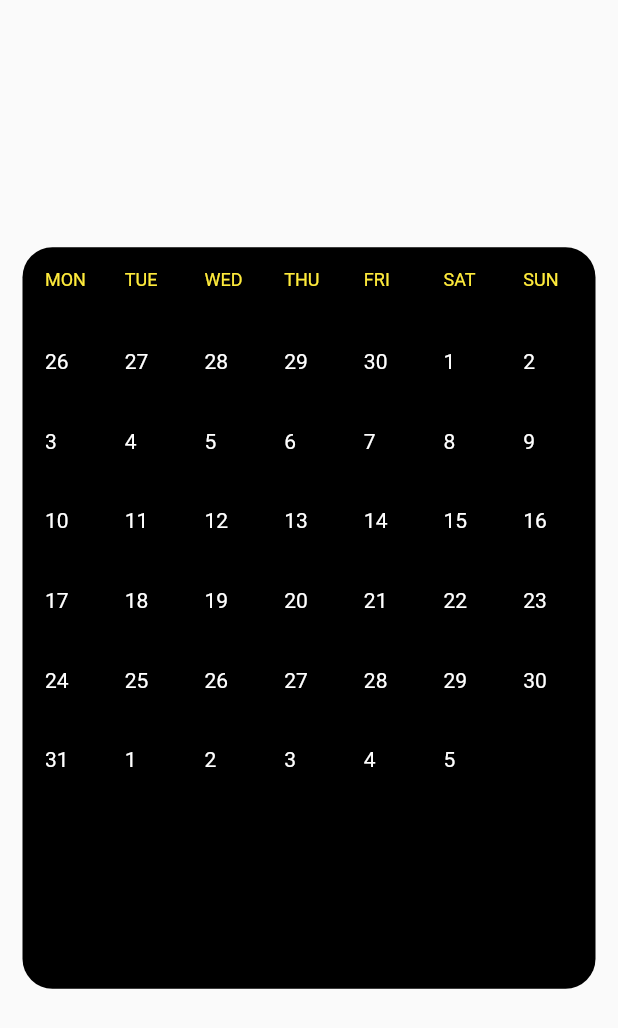
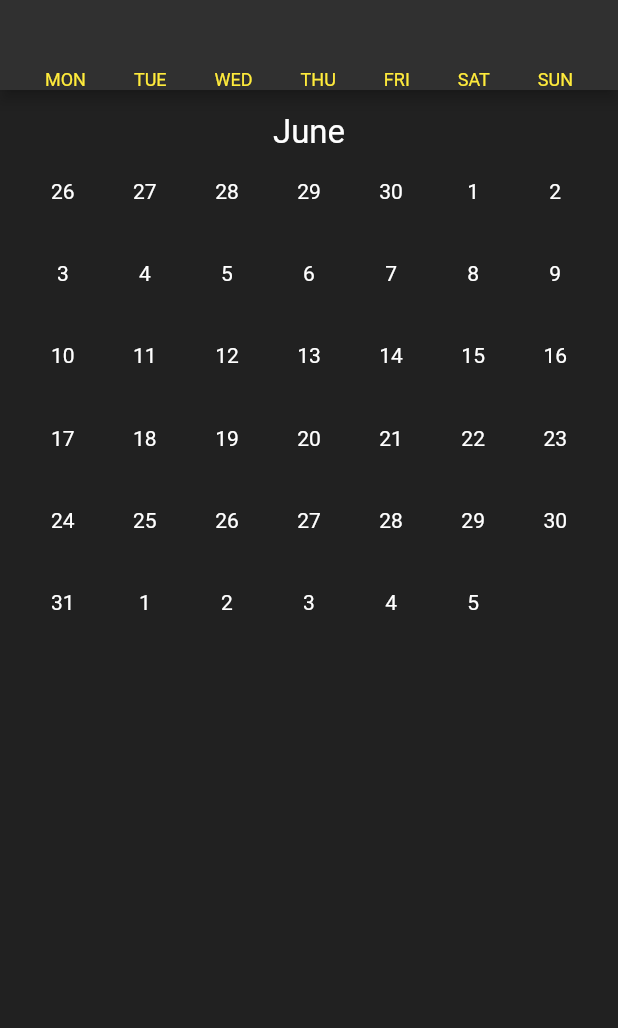
Before and after one commit to neNerower/lenses_calendar, a Flutter app: the screen it shows after launch, on a phone screen of 412 x 824 dp. Shown: the top 1028 px of the screen. Run offline on Flutter 3.47's test engine with Material 2 defaults, Android fonts, the phone set to English and light mode, and no system bars.

Commit message:
one month calendar created

```diff
--- a/lib/components/calendar_body.dart
+++ b/lib/components/calendar_body.dart
@@ -1,71 +1,31 @@
 import 'package:flutter/material.dart';
-import 'package:lenses_calendar/model/calendar_model.dart';
 import 'package:lenses_calendar/model/date_handler.dart';
 
-import 'week_day_title.dart';
 
-class CalendarBody extends StatefulWidget {
-  CalendarBody({Key key}) : super(key: key);
+class CalendarBody extends StatelessWidget {
+  final List<DateHandler> monthCalendar;
 
-  @override
-  _CalendarBodyState createState() => _CalendarBodyState();
-}
-
-class _CalendarBodyState extends State<CalendarBody> {
-  DateTime _focusedDate;
-  List<DateHandler> _monthCalendar = [];
-
-  final List<String> _monthNames = [
-    'January',
-    'February',
-    'March',
-    'April',
-    'May',
-    'June',
-    'July',
-    'August',
-    'September',
-    'October',
-    'November',
-    'Desember',
-  ];
-
-  @override
-  void initState() {
-    super.initState();
-    _focusedDate = DateTime.now();
-
-    // Todo: Find some info
-    WidgetsBinding.instance.addPostFrameCallback((timeStamp) {
-      setState(() => _getCalendar());
-    });
-  }
-
-  // Get calendar for current month
-  void _getCalendar() {
-    _monthCalendar = CalendarModel().getMonthCalendar(
-      year: _focusedDate.year,
-      month: _focusedDate.month,
-    );
-  }
+  const CalendarBody({
+    Key key,
+    this.monthCalendar,
+  }) : super(key: key);
 
   @override
   Widget build(BuildContext context) {
     return GridView.builder(
-      itemCount: _monthCalendar.length + 7,
+      itemCount: monthCalendar.length,
       gridDelegate: SliverGridDelegateWithFixedCrossAxisCount(
-        mainAxisSpacing: 20,
+        mainAxisSpacing: 1,
         crossAxisCount: 7,
-        crossAxisSpacing: 20,
+        crossAxisSpacing: 1,
       ),
       itemBuilder: (context, index) {
-        if (index < 7) return WeekDayTitle(weekDayIndex: index);
         //if (_monthCalendar[index - 7].date = _selectedDate)
         //  return Selector(_monthCalendar[index - 7]);
-        return InkWell(
-          child: Text(
-            '${_monthCalendar[index - 7].date.day}',
-            style: TextStyle(color: Colors.white)
+        return Center(
+          child: InkWell(
+            child: Text('${monthCalendar[index].date.day}',
+                style: TextStyle(color: Colors.white)),
           ),
         );
       },
--- a/lib/components/calendar_view.dart
+++ b/lib/components/calendar_view.dart
@@ -1,18 +1,75 @@
 import 'package:flutter/material.dart';
+import 'package:lenses_calendar/model/calendar_model.dart';
+import 'package:lenses_calendar/model/date_handler.dart';
 
 import 'calendar_body.dart';
 
+class CalendarView extends StatefulWidget {
+  CalendarView({Key key}) : super(key: key);
 
-class CalendarView extends StatelessWidget {
-  const CalendarView({Key key}) : super(key: key);
+  @override
+  _CalendarViewState createState() => _CalendarViewState();
+}
+
+class _CalendarViewState extends State<CalendarView> {
+  DateTime _focusedDate;
+  List<DateHandler> _monthCalendar = [];
+
+  final List<String> _monthNames = [
+    'January',
+    'February',
+    'March',
+    'April',
+    'May',
+    'June',
+    'July',
+    'August',
+    'September',
+    'October',
+    'November',
+    'Desember',
+  ];
+
+  @override
+  void initState() {
+    super.initState();
+    _focusedDate = DateTime.now();
+
+    // Todo: Find some info
+    WidgetsBinding.instance.addPostFrameCallback((timeStamp) {
+      setState(() => _getCalendar());
+    });
+  }
+
+  // Get calendar for current month
+  void _getCalendar() {
+    _monthCalendar = CalendarModel().getMonthCalendar(
+      year: _focusedDate.year,
+      month: _focusedDate.month,
+    );
+  }
 
   @override
   Widget build(BuildContext context) {
+    //return ListView.builder(itemBuilder: (context, index) {});
+
     return Column(
       children: <Widget>[
+        Center(
+          child: Text(
+            _monthNames[_focusedDate.month],
+            style: TextStyle(
+              fontSize: 22,
+              color: Colors.white,
+            ),
+          ),
+        ),
         Flexible(
-          child: CalendarBody(),
+          child: CalendarBody(monthCalendar: _monthCalendar),
         ),
+        // Flexible(
+        //   child: CalendarBody(monthCalendar: _monthCalendar),
+        // ),
       ],
     );
   }
--- a/lib/components/week_day_title.dart
+++ b/lib/components/week_day_title.dart
@@ -1,12 +1,7 @@
 import 'package:flutter/material.dart';
 
 class WeekDayTitle extends StatelessWidget {
-  final int weekDayIndex;
-
-  const WeekDayTitle({
-    Key key,
-    this.weekDayIndex,
-  }) : super(key: key);
+  const WeekDayTitle({Key key}) : super(key: key);
 
   @override
   Widget build(BuildContext context) {
@@ -20,11 +15,22 @@ class WeekDayTitle extends StatelessWidget {
       'SUN',
     ];
 
-    return Text(
-      weekDays[weekDayIndex],
-      style: TextStyle(
-        color: Colors.yellow,
-        fontSize: 12,
+    List<Widget> titles = [];
+
+    for (int i = 0; i < weekDays.length; i++) {
+      titles.add(Text(weekDays[i],
+          style: TextStyle(
+            color: Colors.yellow,
+            fontSize: 12,
+          )));
+    }
+
+    return Container(
+      margin: EdgeInsets.symmetric(horizontal: 15),
+      padding: EdgeInsets.symmetric(horizontal: 15),
+      child: Row(
+        mainAxisAlignment: MainAxisAlignment.spaceBetween,
+        children: titles,
       ),
     );
   }
--- a/lib/main.dart
+++ b/lib/main.dart
@@ -11,7 +11,9 @@ class MyApp extends StatelessWidget {
   Widget build(BuildContext context) {
     return MaterialApp(
       debugShowCheckedModeBanner: false,
-      home: MainScreen(),
+      home: SafeArea(
+        child: MainScreen(),
+      ),
     );
   }
 }
--- a/lib/screen/main_screen.dart
+++ b/lib/screen/main_screen.dart
@@ -1,5 +1,6 @@
 import 'package:flutter/material.dart';
 import 'package:lenses_calendar/components/calendar_view.dart';
+import 'package:lenses_calendar/components/week_day_title.dart';
 
 class MainScreen extends StatefulWidget {
   MainScreen({Key key}) : super(key: key);
@@ -9,22 +10,23 @@ class MainScreen extends StatefulWidget {
 }
 
 class _MainScreenState extends State<MainScreen> {
-
-
   @override
   Widget build(BuildContext context) {
     return Scaffold(
-      body: Center(
-        child: Container(
-          margin: EdgeInsets.all(15),
-          padding: EdgeInsets.all(15),
-          height: MediaQuery.of(context).size.height * 0.6,
-          decoration: BoxDecoration(
-            color: Colors.black,
-            borderRadius: BorderRadius.circular(20),
-          ),
-          child: CalendarView(),
+      appBar: AppBar(
+        bottom: PreferredSize(
+          child: WeekDayTitle(),
+          preferredSize: Size.fromHeight(4),
         ),
+        backgroundColor: Colors.grey[850],
+      ),
+      body: Container(
+        padding: EdgeInsets.all(15),
+        height: MediaQuery.of(context).size.height,
+        decoration: BoxDecoration(
+          color: Colors.black87,
+        ),
+        child: CalendarView(),
       ),
     );
   }
```
